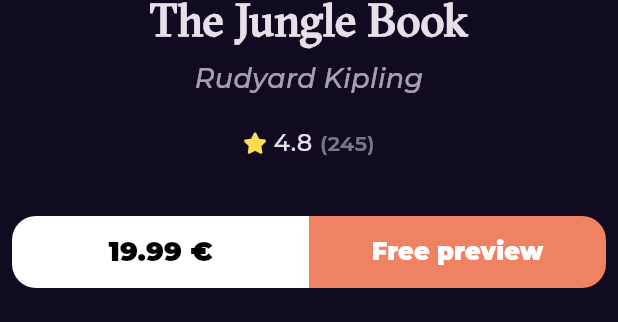
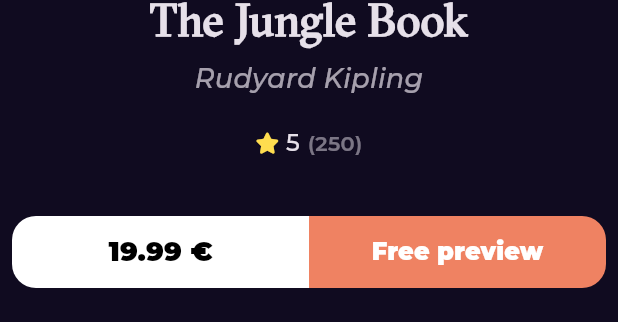
Before and after one commit to HumamHo44/booklyapp, a Flutter app: the BookDetailsSection widget shown alone on an empty page, opened directly, on a phone screen of 412 x 824 dp. Shown: the part 647-969 px from the top of the screen. Run offline on Flutter 3.47's test engine with Material 3 defaults, Android fonts, the phone set to English and light mode, and no system bars; drawn by our look-alikes of cached_network_image; our stand-ins replace bloc, dartz, dio, equatable, flutter_bloc, font_awesome_flutter and 3 more; network calls fail.

```diff
--- a/lib/features/home/data/models/book_model/volume_info.dart
+++ b/lib/features/home/data/models/book_model/volume_info.dart
@@ -16,7 +16,7 @@ class VolumeInfo extends Equatable {
   final int? pageCount;
   final String? printType;
   final List<String>? categories;
-  final num? averageRating;
+  final int? averageRating;
   final int? ratingsCount;
   final String? maturityRating;
   final bool? allowAnonLogging;
--- a/lib/features/home/presentation/view/widgets/book_details_section.dart
+++ b/lib/features/home/presentation/view/widgets/book_details_section.dart
@@ -36,6 +36,8 @@ class BookDetailsSection extends StatelessWidget {
         ),
         const SizedBox(height: 18),
         const BookRating(
+          rating: 5,
+          count: 250,
           mainAxisAlignment: MainAxisAlignment.center,
         ),
         const SizedBox(height: 37),
--- a/lib/features/home/presentation/view/widgets/book_rating.dart
+++ b/lib/features/home/presentation/view/widgets/book_rating.dart
@@ -4,8 +4,13 @@ import 'package:font_awesome_flutter/font_awesome_flutter.dart';
 
 class BookRating extends StatelessWidget {
   const BookRating(
-      {super.key, this.mainAxisAlignment = MainAxisAlignment.start});
+      {super.key,
+      this.mainAxisAlignment = MainAxisAlignment.start,
+      required this.rating,
+      required this.count});
   final MainAxisAlignment mainAxisAlignment;
+  final int rating;
+  final int count;
   @override
   Widget build(BuildContext context) {
     return Row(
@@ -17,15 +22,15 @@ class BookRating extends StatelessWidget {
           size: 14,
         ),
         const SizedBox(width: 6.3),
-        const Text(
-          '4.8',
+        Text(
+          rating.toString(),
           style: Styles.textStyle16,
         ),
         const SizedBox(width: 5),
         Opacity(
           opacity: .5,
           child: Text(
-            '(245)',
+            '($count)',
             style: Styles.textStyle14.copyWith(
               fontWeight: FontWeight.w600,
             ),
--- a/lib/features/home/presentation/view/widgets/home_view_body.dart
+++ b/lib/features/home/presentation/view/widgets/home_view_body.dart
@@ -12,6 +12,7 @@ class HomeViewBody extends StatelessWidget {
   @override
   Widget build(BuildContext context) {
     return const CustomScrollView(
+      physics: BouncingScrollPhysics(),
       slivers: [
         SliverToBoxAdapter(
           child: Column(
--- a/lib/features/search/presentation/views/widgets/search_view_body.dart
+++ b/lib/features/search/presentation/views/widgets/search_view_body.dart
@@ -39,7 +39,8 @@ class SearchResultListView extends StatelessWidget {
       itemBuilder: (context, index) {
         return const Padding(
           padding: EdgeInsets.symmetric(vertical: 10),
-          child: BookListViewItem(),
+          // child: BookListViewItem(),
+          child: Text('data'),
         );
       },
     );
--- a/lib/main.dart
+++ b/lib/main.dart
@@ -28,7 +28,7 @@ class BooklyApp extends StatelessWidget {
         BlocProvider(
           create: (context) => NewserBooksCubit(
             getIt.get<HomeRepoImpl>(),
-          ),
+          )..fetchNewestBooks(),
         ),
       ],
       child: MaterialApp.router(
```
Also changed, not shown: lib/features/home/presentation/view/widgets/best_seller_list_view.dart (+20 -4 lines), lib/features/home/presentation/view/widgets/best_seller_list_view_item.dart (+15 -20 lines).
